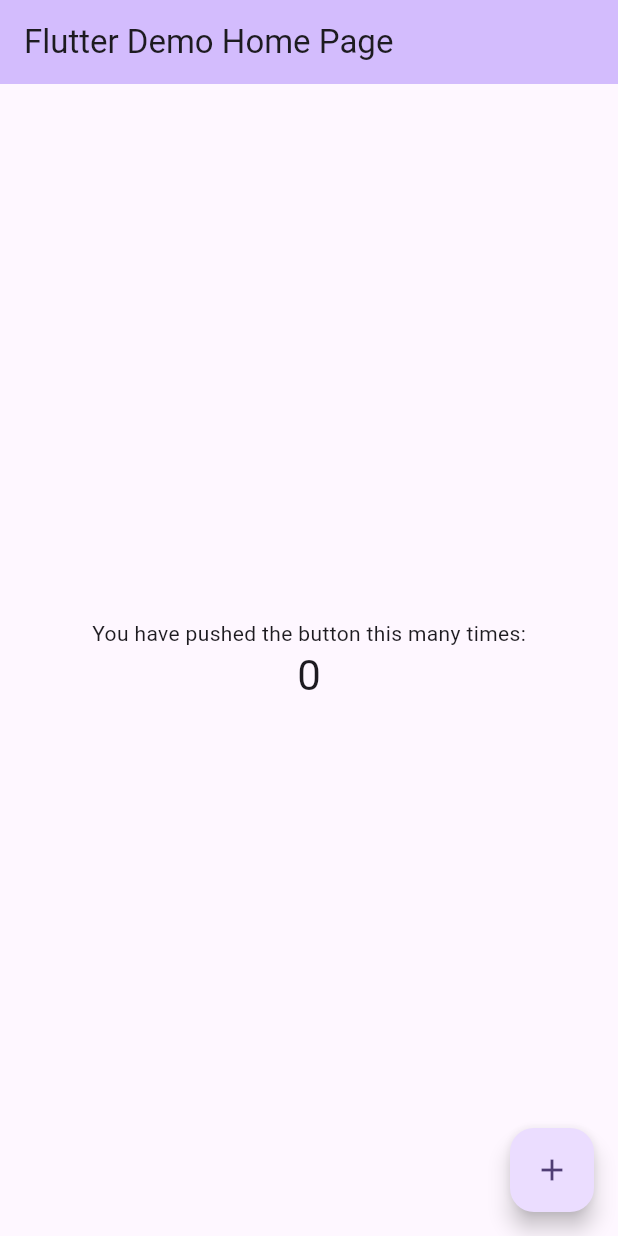
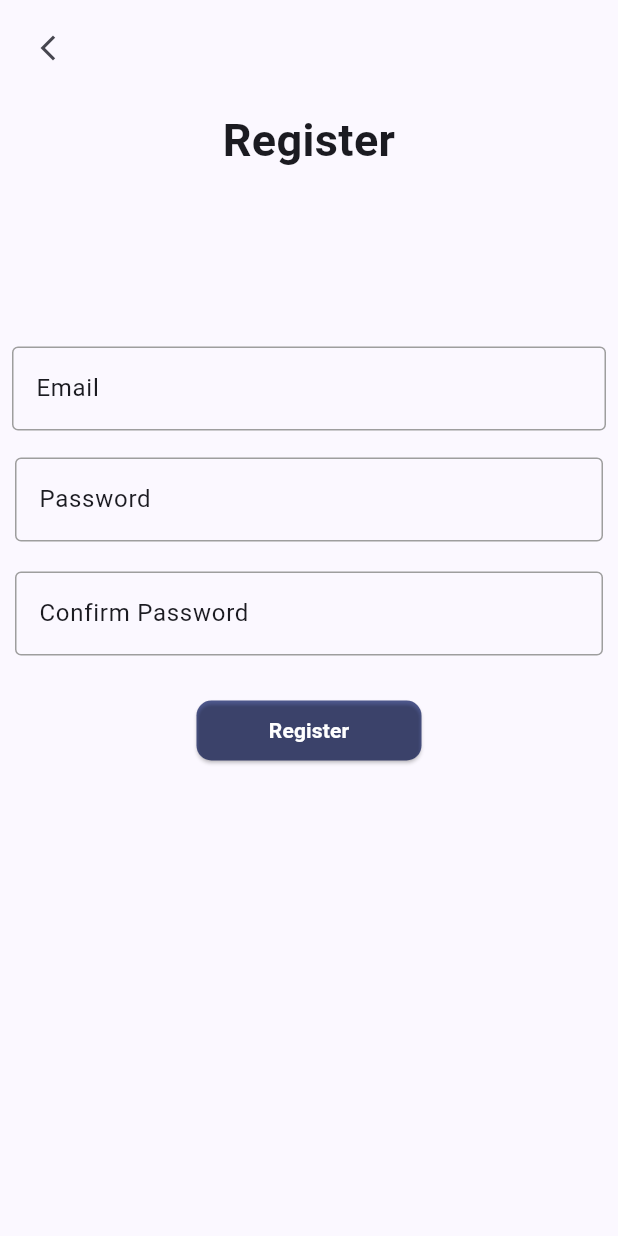
Before and after one commit to PBP-F04/README-app-mobile, a Flutter app: the screen it shows after launch, on a phone screen of 412 x 824 dp. Run offline on Flutter 3.47's test engine with Material 3 defaults, Android fonts, the phone set to English and light mode, and no system bars; our stand-ins replace cookie_jar, dio, dio_cookie_manager.

Commit message:
done register page

```diff
--- /dev/null
+++ b/lib/authentication/pages/register.dart
@@ -0,0 +1,386 @@
+import 'package:dio/dio.dart';
+import 'package:flutter/material.dart';
+import 'package:readme_mobile/authentication/pages/login.dart';
+import 'package:readme_mobile/dio.dart';
+import 'package:readme_mobile/main.dart';
+
+class RegisterPage extends StatefulWidget {
+  const RegisterPage({super.key});
+
+  @override
+  State<RegisterPage> createState() => _RegisterPageState();
+}
+
+class _RegisterPageState extends State<RegisterPage> {
+  final _formKey = GlobalKey<FormState>();
+  final _scaffoldKey = GlobalKey<ScaffoldMessengerState>();
+  String? _email;
+  String? _password;
+  String? _confirmPassword;
+  String? _errorMessage;
+  bool _isLoading = false;
+
+  late Dio dio;
+
+  @override
+  void initState() {
+    super.initState();
+    initDio();
+  }
+
+  void initDio() async {
+    dio = await DioClient.dio;
+  }
+
+  @override
+  Widget build(BuildContext context) {
+    return ScaffoldMessenger(
+      key: _scaffoldKey,
+      child: Scaffold(
+        backgroundColor: Theme.of(context).colorScheme.background,
+        body: SafeArea(
+            top: true,
+            child: SingleChildScrollView(
+              child: Column(
+                mainAxisSize: MainAxisSize.max,
+                children: [
+                  Align(
+                    alignment: Alignment.topLeft,
+                    child: Padding(
+                      padding: const EdgeInsets.all(8),
+                      child: IconButton(
+                        icon: const Icon(Icons.arrow_back_ios_new, size: 20),
+                        onPressed: () {
+                          Navigator.pop(context);
+                        },
+                      ),
+                    ),
+                  ),
+                  const Padding(
+                    padding: EdgeInsets.all(8),
+                    child: Text(
+                      'Register',
+                      textAlign: TextAlign.center,
+                      style: TextStyle(
+                        fontSize: 30,
+                        fontWeight: FontWeight.bold,
+                      ),
+                    ),
+                  ),
+                  const SizedBox(
+                    height: 100,
+                  ),
+                  Form(
+                    key: _formKey,
+                    child: Column(
+                      children: [
+                        Padding(
+                          padding: const EdgeInsets.all(8),
+                          child: TextFormField(
+                            style: TextStyle(
+                              color: Theme.of(context).colorScheme.onBackground,
+                            ),
+                            decoration: InputDecoration(
+                                labelText: 'Email',
+                                labelStyle: TextStyle(
+                                  color: Theme.of(context)
+                                      .colorScheme
+                                      .onBackground,
+                                ),
+                                focusedBorder: const OutlineInputBorder(
+                                  borderSide: BorderSide(
+                                    color: Colors.indigo,
+                                  ),
+                                ),
+                                enabledBorder: const OutlineInputBorder(
+                                  borderSide: BorderSide(
+                                    color: Colors.grey,
+                                  ),
+                                ),
+                                errorBorder: OutlineInputBorder(
+                                  borderSide: BorderSide(
+                                    color: Theme.of(context).colorScheme.error,
+                                  ),
+                                ),
+                                focusedErrorBorder: OutlineInputBorder(
+                                  borderSide: BorderSide(
+                                    color: Theme.of(context).colorScheme.error,
+                                  ),
+                                ),
+                                hintText: 'your@mail.com',
+                                hintStyle: TextStyle(
+                                  color: Theme.of(context)
+                                      .colorScheme
+                                      .onBackground,
+                                )),
+                            onChanged: (String? value) {
+                              setState(() {
+                                _email = value;
+                              });
+                            },
+                            validator: (String? value) {
+                              if (value == null || value.isEmpty) {
+                                return 'Please enter email';
+                              }
+
+                              if (!value.contains('@')) {
+                                return 'Please enter valid email';
+                              }
+
+                              if (_errorMessage != null) {
+                                if (_errorMessage!.contains('Email')) {
+                                  return _errorMessage;
+                                }
+                              }
+                              return null;
+                            },
+                          ),
+                        ),
+                        Padding(
+                          padding: const EdgeInsets.all(10),
+                          child: TextFormField(
+                            obscureText: true,
+                            style: TextStyle(
+                              color: Theme.of(context).colorScheme.onBackground,
+                            ),
+                            decoration: InputDecoration(
+                                labelText: 'Password',
+                                labelStyle: TextStyle(
+                                  color: Theme.of(context)
+                                      .colorScheme
+                                      .onBackground,
+                                ),
+                                focusedBorder: const OutlineInputBorder(
+                                  borderSide: BorderSide(
+                                    color: Colors.indigo,
+                                  ),
+                                ),
+                                enabledBorder: const OutlineInputBorder(
+                                  borderSide: BorderSide(
+                                    color: Colors.grey,
+                                  ),
+                                ),
+                                errorBorder: OutlineInputBorder(
+                                  borderSide: BorderSide(
+                                    color: Theme.of(context).colorScheme.error,
+                                  ),
+                                ),
+                                focusedErrorBorder: OutlineInputBorder(
+                                  borderSide: BorderSide(
+                                    color: Theme.of(context).colorScheme.error,
+                                  ),
+                                ),
+                                hintText: 'Password',
+                                hintStyle: TextStyle(
+                                  color: Theme.of(context)
+                                      .colorScheme
+                                      .onBackground,
+                                )),
+                            onChanged: (String? value) {
+                              setState(() {
+                                _password = value;
+                              });
+                            },
+                            validator: (String? value) {
+                              if (value == null || value.isEmpty) {
+                                return 'Please enter password';
+                              }
+                              return null;
+                            },
+                          ),
+                        ),
+                        Padding(
+                          padding: const EdgeInsets.all(10),
+                          child: TextFormField(
+                            obscureText: true,
+                            style: TextStyle(
+                              color: Theme.of(context).colorScheme.onBackground,
+                            ),
+                            decoration: InputDecoration(
+                                labelText: 'Confirm Password',
+                                labelStyle: TextStyle(
+                                  color: Theme.of(context)
+                                      .colorScheme
+                                      .onBackground,
+                                ),
+                                focusedBorder: const OutlineInputBorder(
+                                  borderSide: BorderSide(
+                                    color: Colors.indigo,
+                                  ),
+                                ),
+                                enabledBorder: const OutlineInputBorder(
+                                  borderSide: BorderSide(
+                                    color: Colors.grey,
+                                  ),
+                                ),
+                                errorBorder: OutlineInputBorder(
+                                  borderSide: BorderSide(
+                                    color: Theme.of(context).colorScheme.error,
+                                  ),
+                                ),
+                                focusedErrorBorder: OutlineInputBorder(
+                                  borderSide: BorderSide(
+                                    color: Theme.of(context).colorScheme.error,
+                                  ),
+                                ),
+                                hintText: 'Confirm Password',
+                                hintStyle: TextStyle(
+                                  color: Theme.of(context)
+                                      .colorScheme
+                                      .onBackground,
+                                )),
+                            onChanged: (String? value) {
+                              setState(() {
+                                _confirmPassword = value;
+                              });
+                            },
+                            validator: (String? value) {
+                              if (value == null || value.isEmpty) {
+                                return 'Please enter confirm password';
+                              }
+                              if (value != _password) {
+                                return 'Password does not match';
+                              }
+                              return null;
+                            },
+                          ),
+                        ),
+                        Padding(
+                            padding: const EdgeInsets.all(20),
+                            child: SizedBox(
+                                width: 150,
+                                height: 40,
+                                child: AnimatedContainer(
+                                  duration: const Duration(milliseconds: 300),
+                                  decoration: BoxDecoration(
+                                    color: _isLoading
+                                        ? Theme.of(context).colorScheme.outline
+                                        : Theme.of(context).colorScheme.primary,
+                                    borderRadius: BorderRadius.circular(10),
+                                  ),
+                                  child: ElevatedButton(
+                                      onPressed: _isLoading
+                                          ? null
+                                          : () async {
+                                              setState(() {
+                                                _errorMessage = null;
+                                              });
+                                              if (_formKey.currentState!
+                                                  .validate()) {
+                                                setState(() {
+                                                  _isLoading = true;
+                                                });
+                                                Response response;
+                                                try {
+                                                  response = await dio.post(
+                                                      '/register/',
+                                                      data: {
+                                                        'email': _email,
+                                                        'password': _password,
+                                                        'confirmPassword':
+                                                            _confirmPassword
+                                                      });
+                                                  if (response.statusCode ==
+                                                      200) {
+                                                    _scaffoldKey.currentState!
+                                                        .showSnackBar(
+                                                      SnackBar(
+                                                        content: const Text(
+                                                            'Registration successful, please login.'),
+                                                        duration:
+                                                            const Duration(
+                                                                seconds: 2),
+                                                        backgroundColor:
+                                                            Colors.indigo,
+                                                        behavior:
+                                                            SnackBarBehavior
+                                                                .floating,
+                                                        shape: RoundedRectangleBorder(
+                                                            borderRadius:
+                                                                BorderRadius
+                                                                    .circular(
+                                                                        20)),
+                                                      ),
+                                                    );
+                                                    Future.delayed(
+                                                            const Duration(
+                                                                seconds: 2))
+                                                        .then((value) {
+                                                      navigatorKey.currentState!
+                                                          .pushReplacement(
+                                                              MaterialPageRoute(
+                                                                  builder:
+                                                                      (context) =>
+                                                                          const LoginPage()));
+                                                    });
+                                                  }
+                                                } on DioException catch (e) {
+                                                  setState(() {
+                                                    _errorMessage = e.response!
+                                                        .data['message'];
+                                                  });
+
+                                                  _formKey.currentState!
+                                                      .validate();
+                                                }
+                                              }
+                                              setState(() {
+                                                _isLoading = false;
+                                              });
+                                            },
+                                      style: ButtonStyle(
+                                        backgroundColor:
+                                            MaterialStateProperty.all<Color>(
+                                          Colors.transparent,
+                                        ),
+                                        foregroundColor:
+                                            MaterialStateProperty.all<Color>(
+                                          Theme.of(context)
+                                              .colorScheme
+                                              .onPrimary,
+                                        ),
+                                        shape: MaterialStateProperty.all<
+                                            RoundedRectangleBorder>(
+                                          RoundedRectangleBorder(
+                                            borderRadius:
+                                                BorderRadius.circular(10),
+                                          ),
+                                        ),
+                                        overlayColor:
+                                            MaterialStateColor.resolveWith(
+                                                (states) {
+                                          if (states.contains(
+                                              MaterialState.pressed)) {
+                                            return Theme.of(context)
+                                                .colorScheme
+                                                .primary
+                                                .withOpacity(0.2);
+                                          }
+                                          return Colors.transparent;
+                                        }),
+                                      ),
+                                      child: _isLoading
+                                          ? const SizedBox(
+                                              width: 20,
+                                              height: 20,
+                                              child: CircularProgressIndicator(
+                                                color: Colors.white,
+                                                strokeWidth: 2,
+                                              ))
+                                          : const Text(
+                                              'Register',
+                                              style: TextStyle(
+                                                fontWeight: FontWeight.bold,
+                                              ),
+                                            )),
+                                )))
+                      ],
+                    ),
+                  )
+                ],
+              ),
+            )),
+      ),
+    );
+  }
+}
--- /dev/null
+++ b/lib/dio.dart
@@ -0,0 +1,21 @@
+import 'package:dio/dio.dart';
+import 'package:dio_cookie_manager/dio_cookie_manager.dart';
+import 'package:cookie_jar/cookie_jar.dart';
+import 'package:path_provider/path_provider.dart';
+
+class DioClient {
+  static Dio? _dio;
+
+  static Future<Dio> get dio async {
+    if (_dio == null) {
+      final appDocDir = await getApplicationDocumentsDirectory();
+      final appDocPath = appDocDir.path;
+      final persistCookieJar = PersistCookieJar(
+          ignoreExpires: true, storage: FileStorage("$appDocPath/.cookies/"));
+      _dio = Dio(
+          BaseOptions(baseUrl: "https://readme-app-production.up.railway.app"));
+      _dio!.interceptors.add(CookieManager(persistCookieJar));
+    }
+    return _dio!;
+  }
+}
--- a/lib/main.dart
+++ b/lib/main.dart
@@ -1,125 +1,31 @@
+import 'package:cookie_jar/cookie_jar.dart';
+import 'package:dio/dio.dart';
+import 'package:dio_cookie_manager/dio_cookie_manager.dart';
 import 'package:flutter/material.dart';
+import 'package:readme_mobile/authentication/pages/register.dart';
+import 'package:readme_mobile/index.dart';
 
-void main() {
+void main() async {
+  WidgetsFlutterBinding.ensureInitialized();
   runApp(const MyApp());
 }
 
+GlobalKey<NavigatorState> navigatorKey = GlobalKey<NavigatorState>();
+
 class MyApp extends StatelessWidget {
-  const MyApp({super.key});
+  const MyApp({Key? key}) : super(key: key);
 
   // This widget is the root of your application.
   @override
   Widget build(BuildContext context) {
     return MaterialApp(
+      navigatorKey: navigatorKey,
       title: 'Flutter Demo',
       theme: ThemeData(
-        // This is the theme of your application.
-        //
-        // TRY THIS: Try running your application with "flutter run". You'll see
-        // the application has a blue toolbar. Then, without quitting the app,
-        // try changing the seedColor in the colorScheme below to Colors.green
-        // and then invoke "hot reload" (save your changes or press the "hot
-        // reload" button in a Flutter-supported IDE, or press "r" if you used
-        // the command line to start the app).
-        //
-        // Notice that the counter didn't reset back to zero; the application
-        // state is not lost during the reload. To reset the state, use hot
-        // restart instead.
-        //
-        // This works for code too, not just values: Most code changes can be
-        // tested with just a hot reload.
-        colorScheme: ColorScheme.fromSeed(seedColor: Colors.deepPurple),
+        colorScheme: ColorScheme.fromSeed(seedColor: Colors.indigo),
         useMaterial3: true,
       ),
-      home: const MyHomePage(title: 'Flutter Demo Home Page'),
+      home: const RegisterPage(),
     );
   }
 }
-
-class MyHomePage extends StatefulWidget {
-  const MyHomePage({super.key, required this.title});
-
-  // This widget is the home page of your application. It is stateful, meaning
-  // that it has a State object (defined below) that contains fields that affect
-  // how it looks.
-
-  // This class is the configuration for the state. It holds the values (in this
-  // case the title) provided by the parent (in this case the App widget) and
-  // used by the build method of the State. Fields in a Widget subclass are
-  // always marked "final".
-
-  final String title;
-
-  @override
-  State<MyHomePage> createState() => _MyHomePageState();
-}
-
-class _MyHomePageState extends State<MyHomePage> {
-  int _counter = 0;
-
-  void _incrementCounter() {
-    setState(() {
-      // This call to setState tells the Flutter framework that something has
-      // changed in this State, which causes it to rerun the build method below
-      // so that the display can reflect the updated values. If we changed
-      // _counter without calling setState(), then the build method would not be
-      // called again, and so nothing would appear to happen.
-      _counter++;
-    });
-  }
-
-  @override
-  Widget build(BuildContext context) {
-    // This method is rerun every time setState is called, for instance as done
-    // by the _incrementCounter method above.
-    //
-    // The Flutter framework has been optimized to make rerunning build methods
-    // fast, so that you can just rebuild anything that needs updating rather
-    // than having to individually change instances of widgets.
-    return Scaffold(
-      appBar: AppBar(
-        // TRY THIS: Try changing the color here to a specific color (to
-        // Colors.amber, perhaps?) and trigger a hot reload to see the AppBar
-        // change color while the other colors stay the same.
-        backgroundColor: Theme.of(context).colorScheme.inversePrimary,
-        // Here we take the value from the MyHomePage object that was created by
-        // the App.build method, and use it to set our appbar title.
-        title: Text(widget.title),
-      ),
-      body: Center(
-        // Center is a layout widget. It takes a single child and positions it
-        // in the middle of the parent.
-        child: Column(
-          // Column is also a layout widget. It takes a list of children and
-          // arranges them vertically. By default, it sizes itself to fit its
-          // children horizontally, and tries to be as tall as its parent.
-          //
-          // Column has various properties to control how it sizes itself and
-          // how it positions its children. Here we use mainAxisAlignment to
-          // center the children vertically; the main axis here is the vertical
-          // axis because Columns are vertical (the cross axis would be
-          // horizontal).
-          //
-          // TRY THIS: Invoke "debug painting" (choose the "Toggle Debug Paint"
-          // action in the IDE, or press "p" in the console), to see the
-          // wireframe for each widget.
-          mainAxisAlignment: MainAxisAlignment.center,
-          children: <Widget>[
-            const Text(
-              'You have pushed the button this many times:',
-            ),
-            Text(
-              '$_counter',
-              style: Theme.of(context).textTheme.headlineMedium,
-            ),
-          ],
-        ),
-      ),
-      floatingActionButton: FloatingActionButton(
-        onPressed: _incrementCounter,
-        tooltip: 'Increment',
-        child: const Icon(Icons.add),
-      ), // This trailing comma makes auto-formatting nicer for build methods.
-    );
-  }
-}
```
Also changed, not shown: lib/authentication/pages/login.dart (added, +24 -0 lines), lib/index.dart (added, +24 -0 lines), pubspec.yaml (+28 -10 lines), assets/icon/android.png (added), assets/icon/ios.png (added), assets/icon/main.png (added), pubspec.lock, 53 other files.
